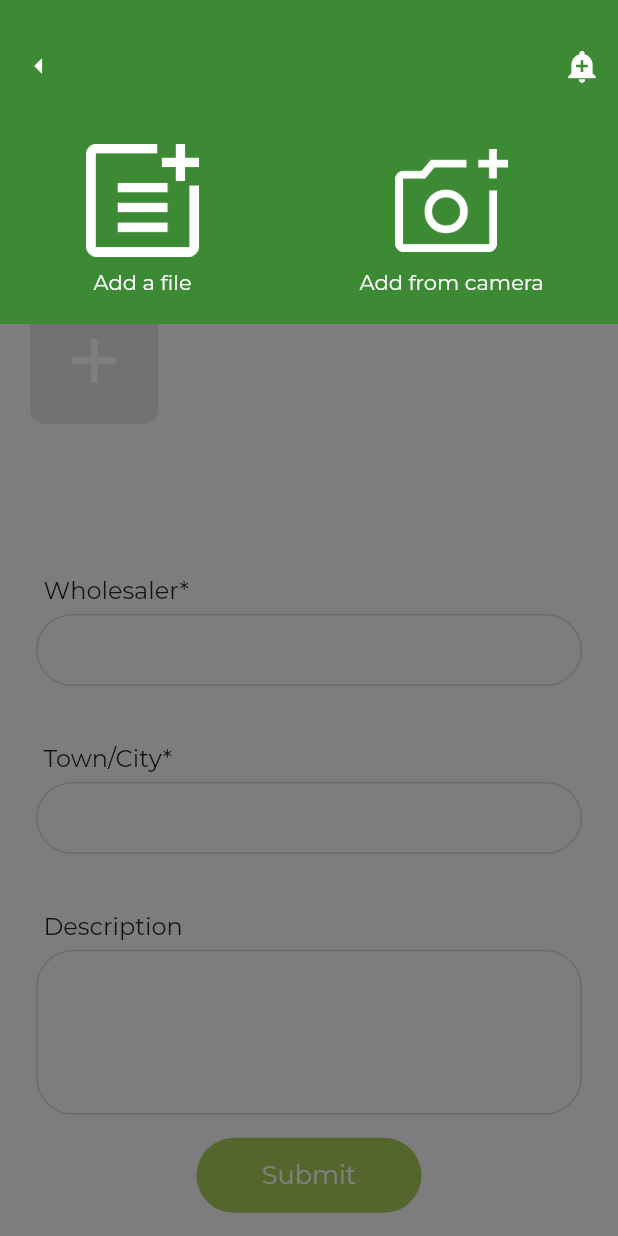
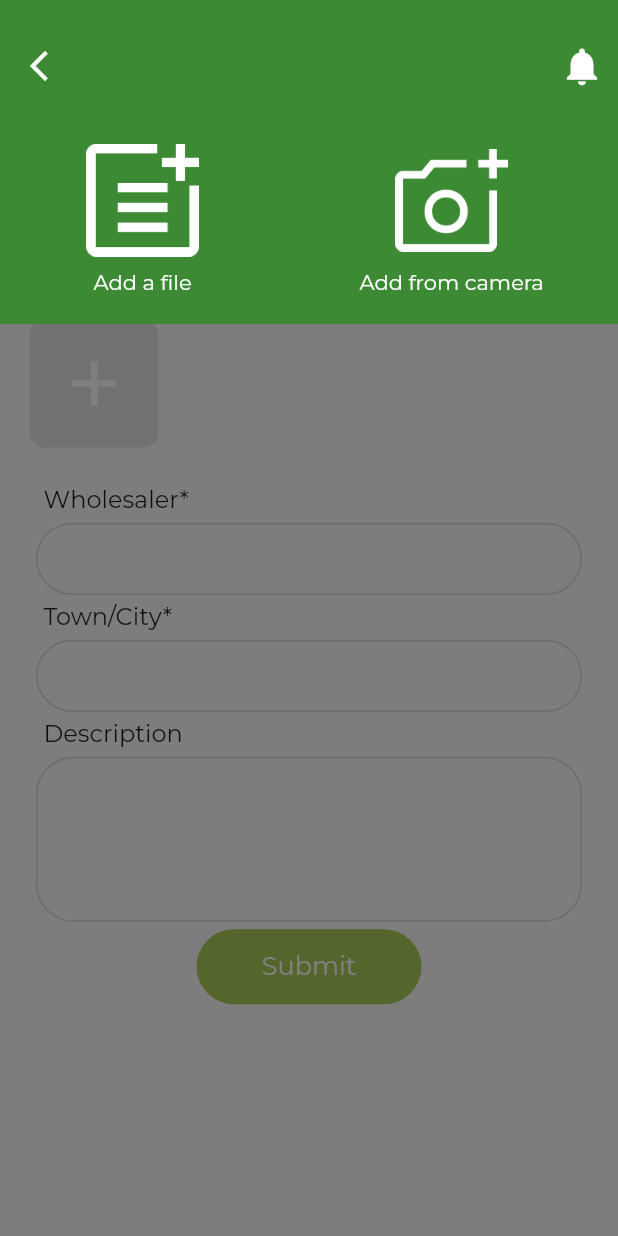
Before and after one commit to AmberSharma/lumineux_rewards, a Flutter app: the AddReceipt screen opened directly, after a tap on the "add" icon, on a phone screen of 412 x 824 dp. Run offline on Flutter 3.47's test engine with Material 2 defaults, Android fonts, the light colour scheme and no system bars; our stand-ins replace date_field, file_picker, flutter_spinkit, font_awesome_flutter, image_picker, shared_preferences; accounts and stored records are empty; network calls fail.

Commit message:
Demo changes

```diff
--- a/lib/AddReceipt.dart
+++ b/lib/AddReceipt.dart
@@ -174,42 +174,6 @@
     );
   }
 
-  // Widget _buildDescriptionField() {
-  //   return Padding(
-  //     padding: const EdgeInsets.symmetric(horizontal: 24.0),
-  //     child: TextFormField(
-  //       minLines: 5,
-  //       maxLines: 5,
-  //       keyboardType: TextInputType.multiline,
-  //       decoration: InputDecoration(
-  //         contentPadding: const EdgeInsets.fromLTRB(12.0, 20.0, 0, 0),
-  //         hintText: 'Tap here to enter a description',
-  //         labelText: 'Description',
-  //         hintStyle: const TextStyle(color: Colors.grey),
-  //         enabledBorder: OutlineInputBorder(
-  //           borderRadius: BorderRadius.circular(25.0),
-  //           borderSide: const BorderSide(width: 1, color: Color(0xffd8d8d8)),
-  //         ),
-  //         border: OutlineInputBorder(
-  //           borderRadius: BorderRadius.circular(25.0),
-  //         ),
-  //         focusedBorder: OutlineInputBorder(
-  //           borderSide: const BorderSide(width: 1, color: Colors.green),
-  //           borderRadius: BorderRadius.circular(25.0),
-  //         ),
-  //       ),
-  //       onSaved: (String? value) {
-  //         _description = value;
-  //       },
-  //       // validator: (String? value) {
-  //       //   if (value!.isEmpty) {
-  //       //     return "Description is required";
-  //       //   }
-  //       // },
-  //     ),
-  //   );
-  // }
-
   @override
   void initState() {
     // TODO: implement initState
@@ -221,6 +185,7 @@
   @override
   Widget build(BuildContext context) {
     return Scaffold(
+      // resizeToAvoidBottomInset: false,
       appBar: CommonAppBar(
         parentTag: AddReceipt.tag,
       ),
@@ -231,14 +196,16 @@
           : Form(
               key: _formKey,
               autovalidateMode: AutovalidateMode.onUserInteraction,
+              child: SingleChildScrollView(
+                reverse: true,
                 child: Column(
+                  mainAxisAlignment: MainAxisAlignment.spaceBetween,
                   children: [
-                  Expanded(
-                    flex: 1,
-                    child: Row(
+                    Row(
                       children: const [
                         Padding(
-                          padding: EdgeInsets.symmetric(horizontal: 24.0),
+                          padding: EdgeInsets.symmetric(
+                              horizontal: 24.0, vertical: 10.0),
                           child: Text(
                             BaseConstants.addReceiptPageLabel,
                             style: TextStyle(
@@ -248,15 +215,13 @@
                         ),
                       ],
                     ),
-                  ),
-                  Expanded(
-                    flex: 2,
-                    child: Row(
+                    Row(
                       crossAxisAlignment: CrossAxisAlignment.start,
                       children: const [
                         Expanded(
                           child: Padding(
-                            padding: EdgeInsets.symmetric(horizontal: 24.0),
+                            padding: EdgeInsets.symmetric(
+                                horizontal: 24.0, vertical: 10.0),
                             child: Text(
                               BaseConstants.addReceiptDescription,
                               style: TextStyle(
@@ -267,15 +232,9 @@
                         ),
                       ],
                     ),
-                  ),
-                  Expanded(
-                    flex: 5,
-                    child: Row(
-                      mainAxisAlignment: MainAxisAlignment.start,
-                      crossAxisAlignment: CrossAxisAlignment.start,
-                      children: [
-                        Expanded(
-                          child: GridView.count(
+                    GridView.count(
+                      physics: const NeverScrollableScrollPhysics(),
+                      shrinkWrap: true,
                       primary: false,
                       padding: const EdgeInsets.all(20),
                       crossAxisSpacing: 10,
@@ -283,25 +242,13 @@
                       crossAxisCount: 4,
                       children: [
                         ...files.map(
-                                (file) => Container(
-                                  decoration: BoxDecoration(
-                                    border: Border.all(
-                                      color: const Color(0xffE5E5E5),
-                                    ),
-                                    color: const Color(0xffE5E5E5),
-                                    borderRadius: const BorderRadius.all(
-                                      Radius.circular(10),
-                                    ),
-                                  ),
-                                  child: Stack(
+                          (file) => Stack(
                             fit: StackFit.expand,
+                            // alignment: AlignmentDirectional.topEnd,
                             children: [
                               ClipRRect(
-                                        borderRadius: BorderRadius.circular(
-                                            10), // Image border
-                                        child: SizedBox.fromSize(
-                                          size: const Size.fromRadius(
-                                              10), // Image radius
+                                borderRadius:
+                                    BorderRadius.circular(10), // Image border
                                 child: file == "notAnImage"
                                     ? Image.asset(
                                         "images/pdf-icon.jpg",
@@ -312,29 +259,27 @@
                                         fit: BoxFit.cover,
                                       ),
                               ),
-                                      ),
-                                      Positioned(
-                                        bottom: 30,
-                                        left: 30,
-                                        child: IconButton(
-                                          icon: const Icon(
-                                            Icons.cancel,
-                                            size: 25.0,
-                                            color: Colors.green,
-                                          ),
-                                          onPressed: () {
+                              Align(
+                                alignment: Alignment.topRight,
+                                child: Container(
+                                    padding: EdgeInsets.zero,
+                                    height: 30,
+                                    width: 30,
+                                    child: GestureDetector(
+                                        onTap: () {
                                           var fileIndex = files.indexOf(file);
                                           setState(() {
                                             files.removeAt(fileIndex);
                                             _platformFile.removeAt(fileIndex);
                                           });
-                                            print(files);
-                                            print(_platformFile);
                                         },
-                                        ),
+                                        child: const Icon(
+                                          Icons.cancel,
+                                          color: Colors.green,
+                                          size: 30.0,
+                                        ))),
                               )
                             ],
-                                  ),
                           ),
                         ),
                         Container(
@@ -363,16 +308,11 @@
                                 'jpeg',
                                 'png'
                               ];
-                                    var imageExtensions = [
-                                      'jpg',
-                                      'png',
-                                      'jpeg'
-                                    ];
+                              var imageExtensions = ['jpg', 'png', 'jpeg'];
 
                               final filesList =
                                   await showCustomDialogPopup<String?>(
-                                            context,
-                                            const FilePickerOrCamera());
+                                      context, const FilePickerOrCamera());
                               //print(filesList);
                               if (filesList[0]['name'] == "file") {
                                 FilePickerResult filesPicked =
@@ -380,7 +320,7 @@
 
                                 filesPicked.files.forEach((element) {
                                   setState(() {
-                                          print(files.length);
+                                    // print(files.length);
                                     if (files.length == 7) {
                                       const CustomSnackBar(
                                               data:
@@ -389,12 +329,11 @@
                                     } else {
                                       if (allowedExtensions
                                           .contains(element.extension)) {
-                                              if (!imageExtensions.contains(
-                                                  element.extension)) {
+                                        if (!imageExtensions
+                                            .contains(element.extension)) {
                                           files.add("notAnImage");
                                         } else {
-                                                files.add(
-                                                    element.path.toString());
+                                          files.add(element.path.toString());
                                         }
                                         _platformFile.add(element);
                                       } else {
@@ -427,30 +366,15 @@
                         ),
                       ],
                     ),
-                        ),
-                      ],
-                    ),
-                  ),
-                  Expanded(
-                    flex: 9,
-                    child: CustomScrollView(
-                      slivers: [
-                        SliverFillRemaining(
-                            hasScrollBody: false,
-                            child: Column(
+                    Column(
                       mainAxisAlignment: MainAxisAlignment.spaceBetween,
                       children: [
                         _buildWholesalerField(),
                         _buildAreaField(),
                         _buildDescriptionField(),
                       ],
-                            )),
-                      ],
                     ),
-                  ),
-                  Expanded(
-                    flex: 2,
-                    child: Row(
+                    Row(
                       mainAxisAlignment: MainAxisAlignment.center,
                       children: <Widget>[
                         Padding(
@@ -479,7 +403,7 @@
                                 });
                                 _formKey.currentState!.save();
                                 if (uuid.isNotEmpty) {
-                                  print(uuid);
+                                  // print(uuid);
                                   var uri = Uri.parse(
                                       "${BaseConstants.baseUrl}api/put/points-request/$uuid/");
                                   var request =
@@ -503,7 +427,7 @@
                                         await response.stream.bytesToString();
                                     final responseArr =
                                         json.decode(responseJson);
-                                    print(responseArr);
+                                    // print(responseArr);
                                     if (response.statusCode == 200) {
                                       if (!mounted) return;
                                       CustomSnackBar(
@@ -517,7 +441,8 @@
                                         Navigator.pushReplacement(
                                           context,
                                           MaterialPageRoute(
-                                            builder: (context) => ActionSuccess(
+                                            builder: (context) =>
+                                                const ActionSuccess(
                                                     description: BaseConstants
                                                         .receiptSubmitSuccess),
                                           ),
@@ -532,8 +457,8 @@
                         ),
                       ],
                     ),
+                  ],
                 ),
-                ],
               ),
             ),
     );
--- a/lib/FilePickerOrCamera.dart
+++ b/lib/FilePickerOrCamera.dart
@@ -2,10 +2,12 @@
 import 'package:flutter/material.dart';
 import 'package:flutter_spinkit/flutter_spinkit.dart';
 import 'package:image_picker/image_picker.dart';
+import 'package:lumineux_rewards_app/common/AppBarAction.dart';
 
 import 'BaseConstants.dart';
 
 class FilePickerOrCamera extends StatefulWidget {
+  static String tag = "file-camera";
   const FilePickerOrCamera({Key? key}) : super(key: key);
 
   @override
@@ -35,7 +37,7 @@
                       children: <Widget>[
                         ElevatedButton.icon(
                           onPressed: () => Navigator.of(context).pop(),
-                          icon: const Icon(Icons.arrow_left_sharp),
+                          icon: const Icon(Icons.arrow_back_ios_new),
                           label: const Text(''),
                           style: ElevatedButton.styleFrom(
                             elevation: 0,
@@ -44,11 +46,7 @@
                         ),
                         Column(
                           children: [
-                            IconButton(
-                              icon: const Icon(Icons.add_alert),
-                              color: Colors.white,
-                              onPressed: () {},
-                            ),
+                            AppBarAction(parentTag: FilePickerOrCamera.tag)
                           ],
                         )
                       ],
--- a/lib/Login.dart
+++ b/lib/Login.dart
@@ -131,7 +131,7 @@
               setState(() {
                 waitingForApiResponse = false;
               });
-              print(responseData);
+              // print(responseData);
               if (responseData["status"] == "success") {
                 var data = responseData["data"];
                 var prefs = await SharedPreferences.getInstance();
```
Also changed, not shown: lib/AddProject.dart (+35 -48 lines), lib/RewardList.dart (+4 -4 lines), images/app-icon-hd.png (added), pubspec.lock, 21 other files. Lines whose indentation alone changed are shown as unchanged.
